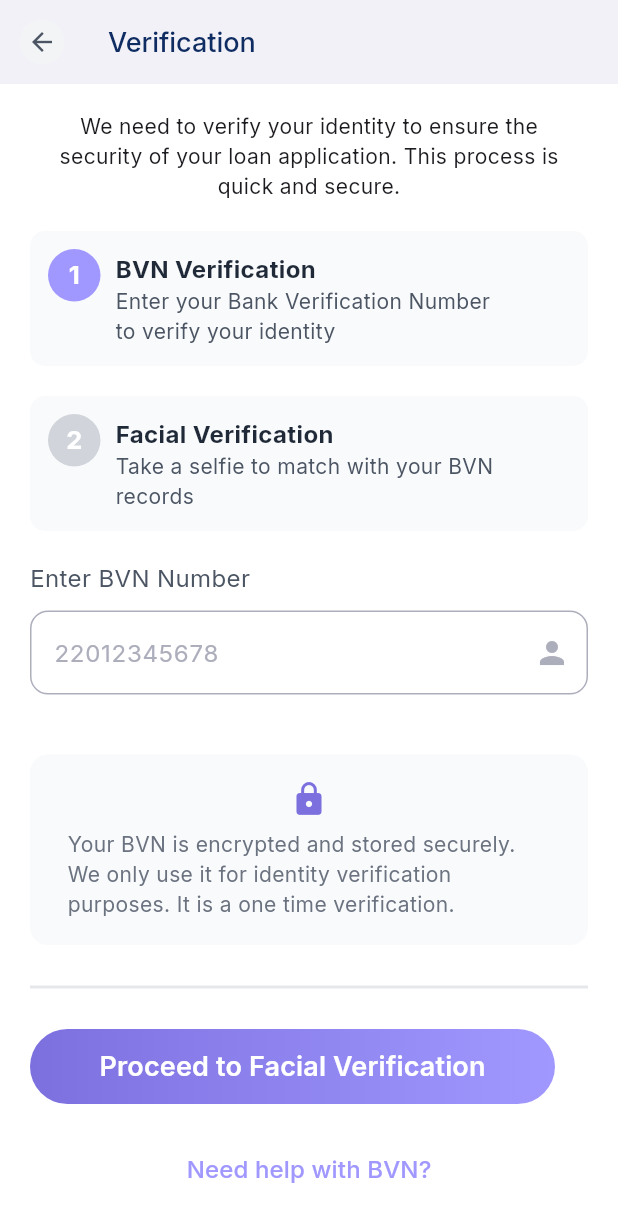
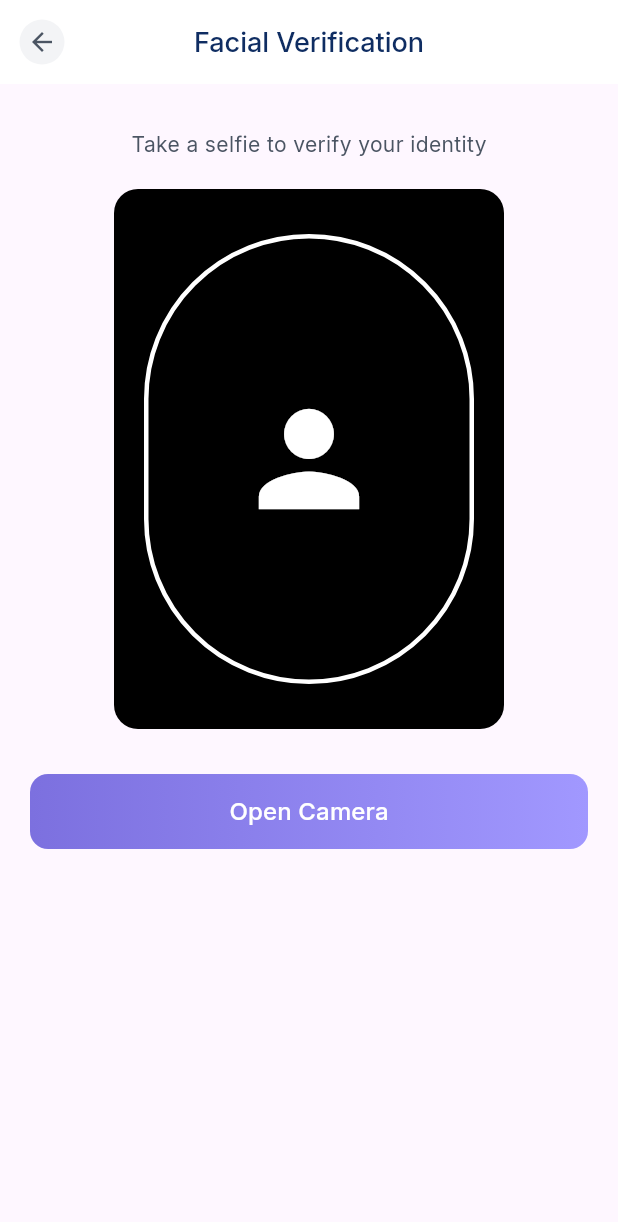
Before and after one commit to samsadeyemo/pcsloanamobilepp, a Flutter app: the BvnVerificationScreen screen opened by its route, scrolled down 172 dp, after a tap on "Proceed to Facial Verification", on a phone screen of 412 x 824 dp. Shown: the top 1222 px of the screen. Run offline on Flutter 3.47's test engine with Material 3 defaults, Android fonts, the phone set to English and light mode, and no system bars; our stand-ins replace camera, flutter_dotenv, flutter_riverpod, go_router, permission_handler, shared_preferences; accounts and stored records are empty; project files that could hold a hidden picture were left out.

Commit message:
Add Facial Verification Screen And camera setup

```diff
--- a/lib/app/routes/app_router.dart
+++ b/lib/app/routes/app_router.dart
@@ -11,6 +11,7 @@ import 'package:pcsloan/features/dashboard/presentation/loan_redirect_screen.dar
 import 'package:pcsloan/features/dashboard/presentation/no_loan_screen.dart';
 import 'package:pcsloan/features/loan_application/presentation/apply_for_loan.dart';
 import 'package:pcsloan/features/loan_application/presentation/bvn_verification_screen.dart';
+import 'package:pcsloan/features/loan_application/presentation/facial_verification_screen.dart';
 import 'package:pcsloan/features/loan_application/presentation/loan_status_screen.dart';
 import 'package:pcsloan/features/loan_application/presentation/loan_summary.dart';
 import 'package:pcsloan/features/password_management/presentation/forget_password_screen.dart';
@@ -100,6 +101,10 @@ final GoRouter router = GoRouter(
         path: '/bvn-verification-screen',
         builder: (context, state) => const BvnVerificationScreen(),
         ),
+      GoRoute(
+        path: '/facial-verification-screen',
+        builder: (context, state) => const FacialVerificationScreen(),
+        ),
 
 
 
--- /dev/null
+++ b/lib/common/widgets/custom_loan_app_bar.dart
@@ -0,0 +1,55 @@
+import 'package:flutter/material.dart';
+import 'package:go_router/go_router.dart';
+
+class CustomLoanAppBar extends StatelessWidget implements PreferredSizeWidget {
+  final String title;
+
+  const CustomLoanAppBar({Key? key, required this.title}) : super(key: key);
+
+  @override
+  Widget build(BuildContext context) {
+    return AppBar(
+      leading: SizedBox(
+        width: 40,
+        child: Center(
+          child: GestureDetector(
+            onTap: () {
+              context.go('/previousRoute'); // Replace with your actual route
+            },
+            child: Container(
+              width: 30,
+              height: 30,
+              decoration: BoxDecoration(
+                shape: BoxShape.circle,
+                color: const Color(0xffF3F4F6),
+              ),
+              child: Center(
+                child: FittedBox(
+                  child: Icon(
+                    Icons.arrow_back_sharp,
+                    size: 20,
+                    color: Color(0xff4B5563),
+                  ),
+                ),
+              ),
+            ),
+          ),
+        ),
+      ),
+      backgroundColor: const Color(0xffFFFFFF),
+      title: Text(
+        title,
+        style: const TextStyle(
+          fontSize: 18,
+          color: Color(0xff0F2D62),
+          fontFamily: 'Inter',
+          fontWeight: FontWeight.w500,
+        ),
+      ),
+      centerTitle: true,
+    );
+  }
+
+  @override
+  Size get preferredSize => const Size.fromHeight(kToolbarHeight);
+}
--- a/lib/features/loan_application/presentation/bvn_verification_screen.dart
+++ b/lib/features/loan_application/presentation/bvn_verification_screen.dart
@@ -3,6 +3,7 @@ import 'package:flutter/widgets.dart';
 import 'package:flutter_riverpod/flutter_riverpod.dart';
 import 'package:go_router/go_router.dart';
 import 'package:pcsloan/common/widgets/custom_circle_text_badge.dart';
+import 'package:pcsloan/common/widgets/custom_loan_app_bar.dart';
 import 'package:pcsloan/common/widgets/gradient_action_button.dart';
 
 class BvnVerificationScreen extends ConsumerStatefulWidget {
@@ -21,41 +22,7 @@ class _BvnVerificationScreen extends ConsumerState<BvnVerificationScreen> {
   Widget build(BuildContext context) {
     return Scaffold(
       backgroundColor: Color(0xffFFFFFF),
-      appBar: AppBar(
-        leading: SizedBox(
-          width: 40,
-          child: Center(
-            child: Container(
-              width: 30,
-              height: 30,
-              decoration: BoxDecoration(
-                shape: BoxShape.circle,
-                color: const Color(0xffF3F4F6),
-              ),
-              child: Center(
-                child: FittedBox(
-                  child: Icon(
-                    Icons.arrow_back_sharp,
-                    size: 20,
-                    color: Color(0xff4B5563),
-                  ),
-                ),
-              ),
-            ),
-          ),
-        ),
-        backgroundColor: Color(0xffFFFFFF),
-        title: Text(
-          'Verification',
-          style: TextStyle(
-            fontSize: 18,
-            color: Color(0xff0F2D62),
-            fontFamily: 'Inter',
-            fontWeight: FontWeight.w500,
-          ),
-        ),
-      ),
-
+      appBar:CustomLoanAppBar(title: 'Verification',),
       body: SafeArea(
         child: SingleChildScrollView(
           child: Padding(
@@ -358,7 +325,7 @@ class _BvnVerificationScreen extends ConsumerState<BvnVerificationScreen> {
                   text: "Proceed to Facial Verification",
                   size: 18,
                   onPressed: () {
-                    context.go("/bvn-verification-screen");
+                    context.push("/facial-verification-screen");
                   },
                 ),
                 SizedBox(height: 20),
--- /dev/null
+++ b/lib/features/loan_application/presentation/facial_verification_screen.dart
@@ -0,0 +1,223 @@
+import 'dart:io';
+
+import 'package:camera/camera.dart';
+import 'package:flutter/material.dart';
+import 'package:flutter_riverpod/flutter_riverpod.dart';
+import 'package:go_router/go_router.dart';
+import 'package:pcsloan/common/widgets/custom_loan_app_bar.dart';
+import 'package:permission_handler/permission_handler.dart';
+
+enum CameraMode { placeholder, preview, captured }
+
+class FacialVerificationScreen extends ConsumerStatefulWidget {
+  const FacialVerificationScreen({super.key});
+
+  @override
+  ConsumerState<FacialVerificationScreen> createState() =>
+      _FacialVerificationScreenState();
+}
+
+class _FacialVerificationScreenState
+    extends ConsumerState<FacialVerificationScreen> {
+  CameraController? _controller;
+  XFile? _imageFile;
+  bool _isCameraReady = false;
+  bool _isPermissionGranted = false;
+
+  CameraMode _mode = CameraMode.placeholder;
+
+  @override
+  void initState() {
+    super.initState();
+    _checkPermission();
+  }
+
+  Future<void> _checkPermission() async {
+    final status = await Permission.camera.request();
+    if (status.isGranted) {
+      final cameras = await availableCameras();
+      // Pick front camera if available
+      final frontCamera = cameras.firstWhere(
+        (cam) => cam.lensDirection == CameraLensDirection.front,
+        orElse: () => cameras.first,
+      );
+
+      _controller = CameraController(frontCamera, ResolutionPreset.medium);
+      await _controller!.initialize();
+      if (mounted) {
+        setState(() {
+          _isPermissionGranted = true;
+          _isCameraReady = true;
+        });
+      }
+    } else {
+      ScaffoldMessenger.of(context).showSnackBar(
+        const SnackBar(
+            content: Text('Camera permission denied. Please enable it in settings.')),
+      );
+      await openAppSettings();
+    }
+  }
+
+  Future<void> _takePicture() async {
+    if (_controller != null && _isCameraReady) {
+      try {
+        final XFile file = await _controller!.takePicture();
+        setState(() {
+          _imageFile = file;
+          _mode = CameraMode.captured;
+        });
+      } catch (e) {
+        ScaffoldMessenger.of(context).showSnackBar(
+          SnackBar(content: Text('Error taking photo: $e')),
+        );
+      }
+    }
+  }
+
+  Widget _buildPreviewFrame({required Widget child}) {
+    return Stack(
+      alignment: Alignment.center,
+      children: [
+        // Rectangular container
+        Container(
+          width: 260,
+          height: 360,
+          decoration: BoxDecoration(
+            borderRadius: BorderRadius.circular(16),
+            color: Colors.black,
+          ),
+          clipBehavior: Clip.hardEdge,
+          child: child,
+        ),
+        // Oval border guide
+        Container(
+          width: 220,
+          height: 300,
+          decoration: BoxDecoration(
+            border: Border.all(color: Colors.white, width: 3),
+            borderRadius: BorderRadius.circular(180),
+          ),
+        ),
+      ],
+    );
+  }
+
+  Widget _buildGradientButton(
+      {required String text, required VoidCallback onPressed}) {
+    return Container(
+      width: double.infinity,
+      height: 50,
+      decoration: BoxDecoration(
+        gradient: const LinearGradient(
+          colors: [Color(0xFF7C70DF), Color(0xFFA198FF)],
+        ),
+        borderRadius: BorderRadius.circular(12),
+      ),
+      child: ElevatedButton(
+        onPressed: onPressed,
+        style: ElevatedButton.styleFrom(
+          backgroundColor: Colors.transparent,
+          shadowColor: Colors.transparent,
+          shape: RoundedRectangleBorder(borderRadius: BorderRadius.circular(12)),
+        ),
+        child: Text(text, style: const TextStyle(color: Colors.white, fontSize: 16)),
+      ),
+    );
+  }
+
+  @override
+  void dispose() {
+    _controller?.dispose();
+    super.dispose();
+  }
+
+  @override
+  Widget build(BuildContext context) {
+    Widget content;
+
+    switch (_mode) {
+      case CameraMode.placeholder:
+        content = _buildPreviewFrame(
+          child: const Icon(Icons.person, color: Colors.white, size: 100),
+        );
+        break;
+      case CameraMode.preview:
+        content = _buildPreviewFrame(
+          child: (_controller != null && _isCameraReady)
+              ? CameraPreview(_controller!)
+              : const Center(child: CircularProgressIndicator()),
+        );
+        break;
+      case CameraMode.captured:
+        content = _buildPreviewFrame(
+          child: Image.file(
+            File(_imageFile!.path),
+            fit: BoxFit.cover,
+          ),
+        );
+        break;
+    }
+
+    return Scaffold(
+      appBar: CustomLoanAppBar(title: 'Facial Verification'),
+      body: SafeArea(
+        child: Padding(
+          padding: const EdgeInsets.all(20),
+          child: Column(
+            children: [
+              const SizedBox(height: 10),
+              const Text(
+                'Take a selfie to verify your identity',
+                style: TextStyle(fontSize: 14, color: Color(0xff4B5563)),
+              ),
+              const SizedBox(height: 20),
+              content,
+              const SizedBox(height: 30),
+
+              // Buttons
+              if (_mode == CameraMode.placeholder) ...[
+                _buildGradientButton(
+                  text: "Open Camera",
+                  onPressed: () {
+                    setState(() => _mode = CameraMode.preview);
+                  },
+                )
+              ] else if (_mode == CameraMode.preview) ...[
+                _buildGradientButton(
+                  text: "Capture Selfie",
+                  onPressed: _takePicture,
+                )
+              ] else if (_mode == CameraMode.captured) ...[
+                Row(
+                  children: [
+                    Expanded(
+                      child: _buildGradientButton(
+                        text: "Retake Selfie",
+                        onPressed: () {
+                          setState(() {
+                            _mode = CameraMode.preview;
+                            _imageFile = null;
+                          });
+                        },
+                      ),
+                    ),
+                    const SizedBox(width: 15),
+                    Expanded(
+                      child: _buildGradientButton(
+                        text: "Use This Photo",
+                        onPressed: () {
+                          context.go('/next-page'); // proceed
+                        },
+                      ),
+                    ),
+                  ],
+                ),
+              ],
+            ],
+          ),
+        ),
+      ),
+    );
+  }
+}
--- a/lib/features/loan_application/presentation/loan_status_screen.dart
+++ b/lib/features/loan_application/presentation/loan_status_screen.dart
@@ -134,7 +134,7 @@ class LoanStatusScreen extends ConsumerWidget {
       await Future.delayed(const Duration(seconds: 4));
       if (context.mounted) {
         debugPrint('Timer fired - navigating to ApplyForLoan');
-        context.go('/loan-summary'); // Use go_router navigation
+        context.push('/loan-summary'); // Use go_router navigation
       } else {
         debugPrint('Widget not mounted - skipping navigation');
       }
--- a/lib/features/loan_application/presentation/loan_summary.dart
+++ b/lib/features/loan_application/presentation/loan_summary.dart
@@ -302,7 +302,7 @@ class _LoanSummary extends ConsumerState<LoanSummary> {
                   text: "Accept Offer",
                   size: 18,
                   onPressed: () {
-                    context.go("/bvn-verification-screen");
+                    context.push("/bvn-verification-screen");
                   },
                 ),
               ],
--- a/pubspec.yaml
+++ b/pubspec.yaml
@@ -42,7 +42,8 @@ dependencies:
   flutter_secure_storage: ^9.0.0
   http: ^1.1.0
   intl: ^0.18.1
-
+  camera: ^0.11.0+1
+  permission_handler: ^11.3.1
   # The following adds the Cupertino Icons font to your application.
   # Use with the CupertinoIcons class for iOS style icons.
   cupertino_icons: ^1.0.8
```
Also changed, not shown: pubspec.lock, 4 other files.
